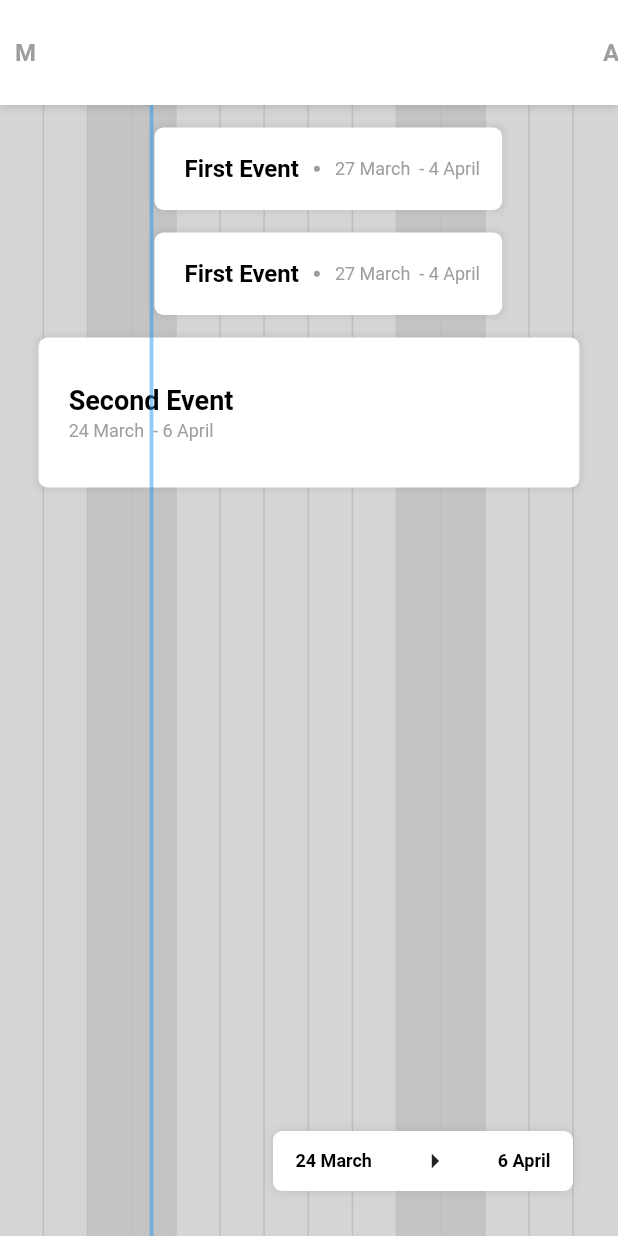
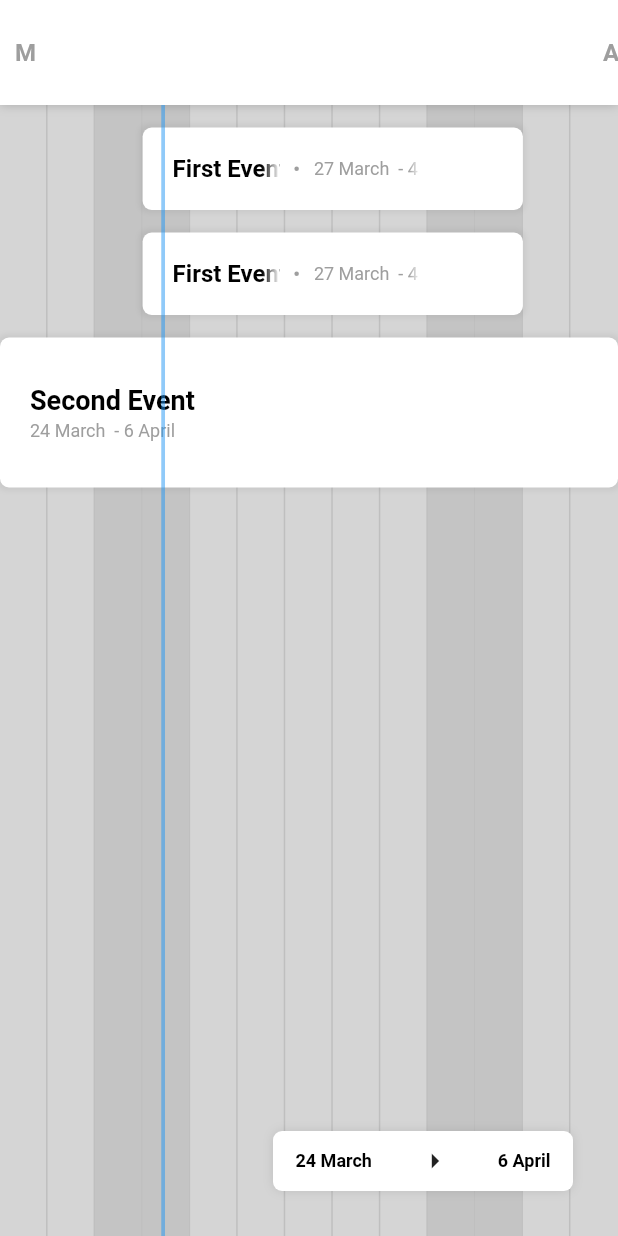
Before and after one commit to karimafas/bar-calendar, a Flutter app: the screen it shows after launch, on a phone screen of 412 x 824 dp. Run offline on Flutter 3.47's test engine with Material 2 defaults, Android fonts, the phone set to English and light mode, and no system bars.

Commit message:
Text overflow fixes

```diff
--- a/example/lib/main.dart
+++ b/example/lib/main.dart
@@ -5,9 +5,21 @@ main() {
   runApp(MaterialApp(
     debugShowCheckedModeBanner: false,
     home: Scaffold(
-      body: Center(
+      body: HomePahe(),
+    ),
+  ));
+}
+
+class HomePahe extends StatelessWidget {
+  const HomePahe({
+    Key? key,
+  }) : super(key: key);
+
+  @override
+  Widget build(BuildContext context) {
+    return Center(
         child: SizedBox(
-        width: 1000,
+      width: MediaQuery.of(context).size.width,
       child: BarCalendar(
         backgroundColor: Colors.grey.withOpacity(.4),
         events: [
@@ -29,7 +41,6 @@ main() {
               end: DateTime.now().add(const Duration(days: 10)))
         ],
       ),
-      )),
-    ),
     ));
   }
+}
--- a/example/pubspec.yaml
+++ b/example/pubspec.yaml
@@ -29,6 +29,8 @@ environment:
 dependencies:
   flutter:
     sdk: flutter
+  bar_calendar:
+    path: ../
 
 
   # The following adds the Cupertino Icons font to your application.
--- a/lib/bar_calendar.dart
+++ b/lib/bar_calendar.dart
@@ -40,7 +40,7 @@ enum Months {
 int daysBetween(DateTime from, DateTime to) {
   from = DateTime(from.year, from.month, from.day);
   to = DateTime(to.year, to.month, to.day);
-  return (to.difference(from).inHours / 24).round() + 1;
+  return (to.difference(from).inHours / 24).round();
 }
 
 int minutesBetween(DateTime from, DateTime to) {
@@ -117,11 +117,10 @@ class _BarCalendarState extends State<BarCalendar> {
     DateTimeRange? picked = await showDateRangePicker(
         context: context,
         firstDate: DateTime(DateTime.now().year - 5),
-        lastDate: DateTime(DateTime.now().year + 5),
+        lastDate: DateTime(DateTime.now().year + 100),
         initialDateRange: DateTimeRange(
-          end: DateTime(DateTime.now().year, DateTime.now().month,
-              DateTime.now().day + 13),
-          start: DateTime.now(),
+          end: maxDate,
+          start: minDate,
         ),
         builder: (context, child) {
           return Column(
@@ -288,8 +287,10 @@ class CurrentDayIndicator extends StatelessWidget {
                           ],
                         ),
                         Expanded(
-                            flex: minutesBetween(DateTime.now(),
-                                DateTime(now.year, now.month, now.day + 1, 0, 0)),
+                            flex: minutesBetween(
+                                DateTime.now(),
+                                DateTime(
+                                    now.year, now.month, now.day + 1, 0, 0)),
                             child: Container()),
                       ],
                     ),
@@ -421,14 +422,8 @@ class Header extends StatelessWidget {
                       .map((m) => Container(
                             width: 20,
                             padding: const EdgeInsets.symmetric(horizontal: 10),
-                            child: Column(
-                              mainAxisAlignment: MainAxisAlignment.center,
-                              crossAxisAlignment: CrossAxisAlignment.start,
-                              children: [
-                                Text(m.name.substring(0, 1).toUpperCase(),
-                                    style: _display4),
-                              ],
-                            ),
+                            child: Text(m.name.substring(0, 1).toUpperCase(),
+                                style: _display4),
                           ))
                       .toList()));
     });
@@ -473,11 +468,29 @@ class EventBarLarge extends StatelessWidget {
                   crossAxisAlignment: CrossAxisAlignment.start,
                   mainAxisAlignment: MainAxisAlignment.center,
                   children: [
-                    Text(event.title, style: _display1),
+                    Flexible(
+                      child: SizedBox(
+                        child: Text(
+                          event.title,
+                          style: _display1,
+                          overflow: TextOverflow.fade,
+                          maxLines: 1,
+                          softWrap: false,
+                        ),
+                      ),
+                    ),
                     const SizedBox(height: 3),
-                    Text(
-                        '${formatter.format(event.start)} ${' - ${formatter.format(event.end)}'}',
-                        style: _display3)
+                    Flexible(
+                      child: SizedBox(
+                        child: Text(
+                          '${formatter.format(event.start)} ${' - ${formatter.format(event.end)}'}',
+                          style: _display3,
+                          overflow: TextOverflow.fade,
+                          maxLines: 1,
+                          softWrap: false,
+                        ),
+                      ),
+                    )
                   ],
                 ),
               )),
@@ -525,17 +538,35 @@ class EventBarSmall extends StatelessWidget {
                 child: Row(
                   mainAxisAlignment: MainAxisAlignment.start,
                   children: [
-                    Text(event.title, style: _display2),
-                    const SizedBox(width: 10),
-                    Container(
-                        height: 4,
-                        width: 4,
+                    Flexible(
+                      child: SizedBox(
+                        child: Text(
+                          event.title,
+                          style: _display2,
+                          overflow: TextOverflow.fade,
+                          maxLines: 1,
+                          softWrap: false,
+                        ),
+                      ),
+                    ),
+                    Flexible(
+                      child: Container(
+                        margin: const EdgeInsets.symmetric(horizontal: 10),
+                        width: 3,
                         decoration: const BoxDecoration(
-                            color: Colors.grey, shape: BoxShape.circle)),
-                    const SizedBox(width: 10),
-                    Text(
-                        '${formatter.format(event.start)} ${' - ${formatter.format(event.end)}'}',
-                        style: _display3)
+                            color: Colors.grey, shape: BoxShape.circle),
+                      ),
+                    ),
+                    Flexible(
+                      child: SizedBox(
+                        child: Text(
+                            '${formatter.format(event.start)} ${' - ${formatter.format(event.end)}'}',
+                            overflow: TextOverflow.fade,
+                            maxLines: 1,
+                            softWrap: false,
+                            style: _display3),
+                      ),
+                    )
                   ],
                 ),
               )),
```
Also changed, not shown: example/pubspec.lock, 12 other files. Lines whose indentation alone changed are shown as unchanged.
